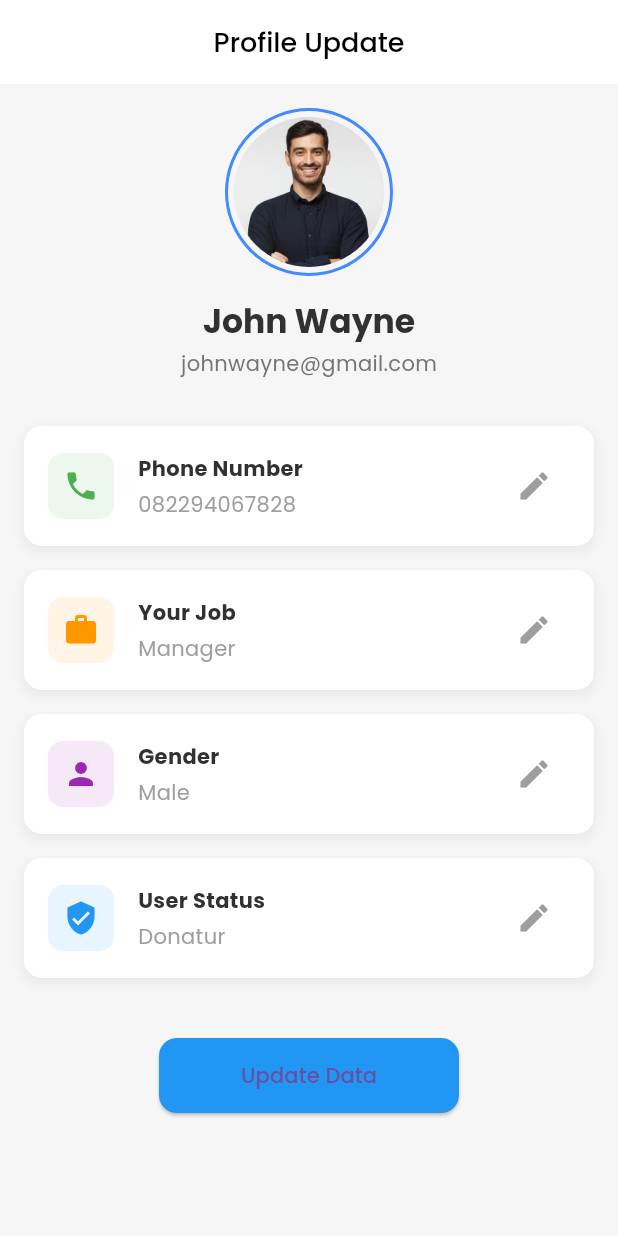
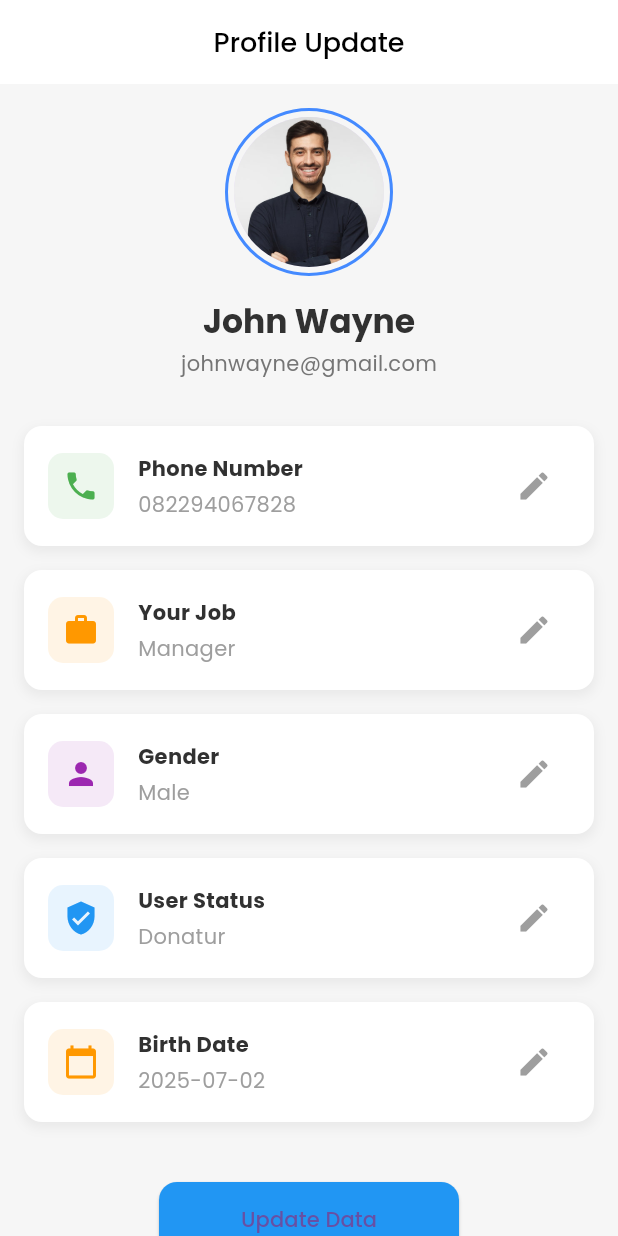
Before and after one commit to yamaniyuda/one_goal, a Flutter app: the ProfileUpdateScreen screen opened by its route, on a phone screen of 412 x 824 dp. Run offline on Flutter 3.47's test engine with Material 3 defaults, Android fonts, the phone set to English and light mode, and no system bars; our stand-ins replace go_router, google_fonts, image_picker, shared_preferences, transparent_image, video_player; missing offline and left inert: iconify_flutter; accounts and stored records are empty; generated files the repository leaves out were written again.

Commit message:
update form birth date

```diff
--- a/lib/presentation/screen/main/screen/profile_update_screen.dart
+++ b/lib/presentation/screen/main/screen/profile_update_screen.dart
@@ -17,12 +17,14 @@ class _ProfileUpdateScreenState extends State<ProfileUpdateScreen> {
     final jobController = TextEditingController();
     String selectedGender = 'Male';
     String selectedStatus = 'Donatur';
+    DateTime birthDate = DateTime.now();
 
     // Toggle flags for edit mode
     bool editPhone = false;
     bool editJob = false;
     bool editGender = false;
     bool editStatus = false;
+    bool editBirthDate = false;
 
     @override
     void initState() {
@@ -214,6 +216,37 @@ class _ProfileUpdateScreenState extends State<ProfileUpdateScreen> {
                             ),
                             displayText: selectedStatus,
                         ),
+                        _buildEditableCard(
+                            label: 'Birth Date',
+                            icon: Icons.calendar_today,
+                            iconColor: Colors.orange,
+                            isEditing: editBirthDate,
+                            onTapEdit: () => setState(() => editBirthDate = !editBirthDate),
+                            displayText: birthDate.toLocal().toString().split(' ')[0],
+                            child: TextField(
+                                controller: TextEditingController(
+                                    text: birthDate.toLocal().toString().split(' ')[0],
+                                ),
+                                readOnly: true,
+                                onTap: () async {
+                                    DateTime? pickedDate = await showDatePicker(
+                                        context: context,
+                                        initialDate: DateTime.now(),
+                                        firstDate: DateTime(1900),
+                                        lastDate: DateTime.now(),
+                                    );
+                                    if (pickedDate != null) {
+                                        setState(() {
+                                            birthDate = pickedDate;
+                                        });
+                                    }
+                                },
+                                decoration: const InputDecoration(
+                                    border: InputBorder.none,
+                                    isDense: true,
+                                ),
+                            ),
+                        ),
                         const SizedBox(height: 32),
 
                         ElevatedButton(
```
